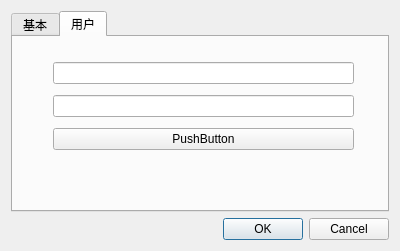
The window that settingdialog.ui (zonyitoo/doubanfm-qt) describes before a commit, drawn with Qt 5.
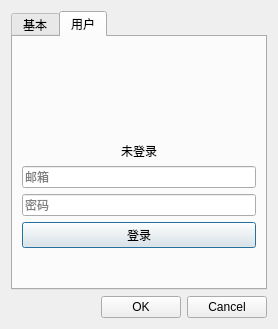
The same window after the commit. The open tabs and pages were chosen to show the change. Icons and pictures are not drawn.

Commit message: fixed bugs, add login logic

```diff
--- a/settingdialog.ui
+++ b/settingdialog.ui
@@ -6,8 +6,8 @@
    <rect>
     <x>0</x>
     <y>0</y>
-    <width>400</width>
-    <height>251</height>
+    <width>278</width>
+    <height>329</height>
    </rect>
   </property>
   <property name="windowTitle">
@@ -26,37 +26,165 @@
       <attribute name="title">
        <string>基本</string>
       </attribute>
-     </widget>
-     <widget class="QWidget" name="loginTab">
-      <attribute name="title">
-       <string>用户</string>
-      </attribute>
-      <widget class="QWidget" name="">
+      <widget class="QGroupBox" name="kbpsGroupBox">
        <property name="geometry">
         <rect>
-         <x>40</x>
+         <x>30</x>
          <y>20</y>
-         <width>301</width>
-         <height>101</height>
+         <width>201</width>
+         <height>92</height>
         </rect>
        </property>
-       <layout class="QVBoxLayout" name="verticalLayout">
-        <item>
-         <widget class="QLineEdit" name="lineEdit"/>
+       <property name="title">
+        <string>码率</string>
+       </property>
+       <layout class="QGridLayout" name="gridLayout">
+        <item row="0" column="0">
+         <widget class="QRadioButton" name="kbps64">
+          <property name="text">
+           <string>64Kbps</string>
+          </property>
+          <property name="checked">
+           <bool>true</bool>
+          </property>
+         </widget>
         </item>
-        <item>
-         <widget class="QLineEdit" name="lineEdit_2"/>
+        <item row="0" column="1">
+         <widget class="QRadioButton" name="kbps128">
+          <property name="text">
+           <string>128Kbps</string>
+          </property>
+         </widget>
         </item>
-        <item>
-         <widget class="QPushButton" name="pushButton">
+        <item row="1" column="0" rowspan="2" colspan="2">
+         <widget class="QRadioButton" name="kbps192">
           <property name="text">
-           <string>PushButton</string>
+           <string>192Kbps</string>
           </property>
          </widget>
         </item>
        </layout>
       </widget>
      </widget>
+     <widget class="QWidget" name="loginTab">
+      <attribute name="title">
+       <string>用户</string>
+      </attribute>
+      <layout class="QVBoxLayout" name="verticalLayout_3">
+       <item>
+        <layout class="QHBoxLayout" name="horizontalLayout">
+         <item>
+          <spacer name="horizontalSpacer">
+           <property name="orientation">
+            <enum>Qt::Horizontal</enum>
+           </property>
+           <property name="sizeHint" stdset="0">
+            <size>
+             <width>40</width>
+             <height>20</height>
+            </size>
+           </property>
+          </spacer>
+         </item>
+         <item>
+          <layout class="QVBoxLayout" name="verticalLayout">
+           <item>
+            <widget class="QLabel" name="userIcon">
+             <property name="minimumSize">
+              <size>
+               <width>90</width>
+               <height>90</height>
+              </size>
+             </property>
+             <property name="maximumSize">
+              <size>
+               <width>90</width>
+               <height>90</height>
+              </size>
+             </property>
+             <property name="text">
+              <string/>
+             </property>
+             <property name="pixmap">
+              <pixmap resource="imgs.qrc">:/img/user_man_circle.png</pixmap>
+             </property>
+             <property name="scaledContents">
+              <bool>true</bool>
+             </property>
+            </widget>
+           </item>
+           <item>
+            <widget class="QLabel" name="usernameLabel">
+             <property name="text">
+              <string>未登录</string>
+             </property>
+             <property name="alignment">
+              <set>Qt::AlignCenter</set>
+             </property>
+            </widget>
+           </item>
+          </layout>
+         </item>
+         <item>
+          <spacer name="horizontalSpacer_2">
+           <property name="orientation">
+            <enum>Qt::Horizontal</enum>
+           </property>
+           <property name="sizeHint" stdset="0">
+            <size>
+             <width>40</width>
+             <height>20</height>
+            </size>
+           </property>
+          </spacer>
+         </item>
+        </layout>
+       </item>
+       <item>
+        <widget class="QLineEdit" name="email">
+         <property name="inputMethodHints">
+          <set>Qt::ImhEmailCharactersOnly</set>
+         </property>
+         <property name="placeholderText">
+          <string>邮箱</string>
+         </property>
+        </widget>
+       </item>
+       <item>
+        <widget class="QLineEdit" name="password">
+         <property name="echoMode">
+          <enum>QLineEdit::Password</enum>
+         </property>
+         <property name="placeholderText">
+          <string>密码</string>
+         </property>
+        </widget>
+       </item>
+       <item>
+        <widget class="QPushButton" name="loginButton">
+         <property name="text">
+          <string>登录</string>
+         </property>
+         <property name="default">
+          <bool>true</bool>
+         </property>
+        </widget>
+       </item>
+       <item>
+        <spacer name="verticalSpacer">
+         <property name="orientation">
+          <enum>Qt::Vertical</enum>
+         </property>
+         <property name="sizeHint" stdset="0">
+          <size>
+           <width>20</width>
+           <height>40</height>
+          </size>
+         </property>
+        </spacer>
+       </item>
+      </layout>
+     </widget>
     </widget>
    </item>
    <item>
```
Left out of the diff: 6 changed lines with no effect on the pictures. The commit also changes 16 other files.
